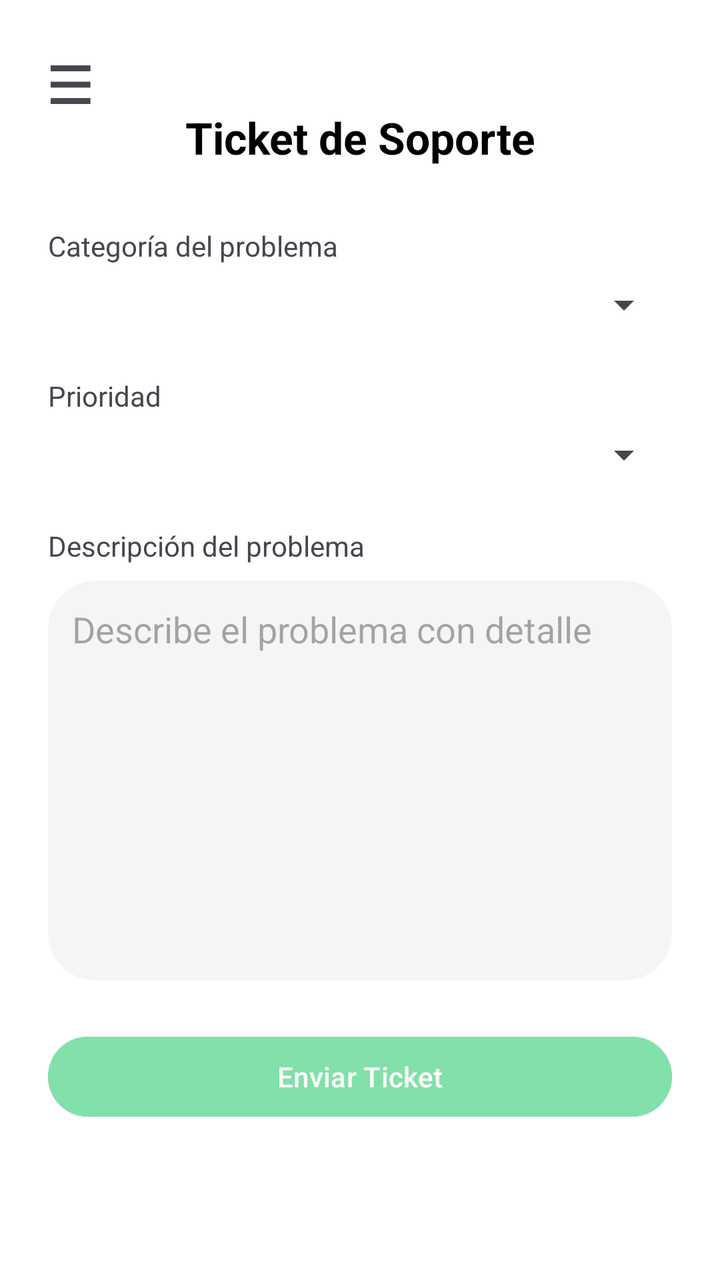
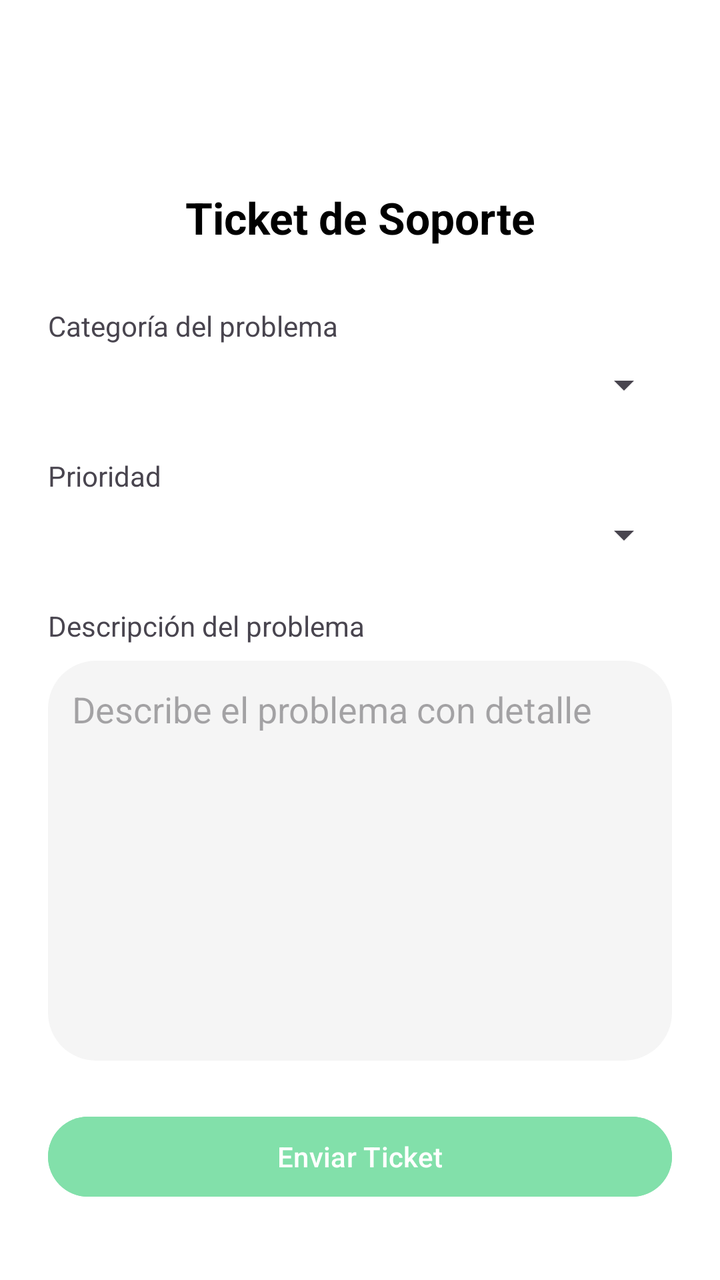

The first picture is an Android layout as it rendered before a commit; the second is the same layout after the commit. The layout source and the unified diff follow.
<!-- AndroidManifest.xml: application theme Theme.MyApplication -->
<!-- res/layout/fragment_help.xml -->
<?xml version="1.0" encoding="utf-8"?>
<ScrollView xmlns:android="http://schemas.android.com/apk/res/android"
    xmlns:app="http://schemas.android.com/apk/res-auto"
    xmlns:tools="http://schemas.android.com/tools"
    android:layout_width="match_parent"
    android:layout_height="match_parent"
    android:padding="24dp"
    android:background="@android:color/white">

    <androidx.constraintlayout.widget.ConstraintLayout
        android:layout_width="match_parent"
        android:layout_height="wrap_content">

        <TextView
            android:id="@+id/btnOpenDrawer"
            android:layout_width="52dp"
            android:layout_height="wrap_content"
            android:text="☰"
            android:textSize="26dp"
            android:textStyle="bold"
            app:layout_constraintEnd_toEndOf="parent"
            app:layout_constraintHorizontal_bias="0.0"
            app:layout_constraintStart_toStartOf="parent"
            app:layout_constraintTop_toTopOf="parent" />

        <TextView
            android:id="@+id/tvHelpTitle"
            android:layout_width="0dp"
            android:layout_height="wrap_content"
            android:layout_marginTop="30dp"
            android:gravity="center"
            android:text="@string/help_title"
            android:textColor="@android:color/black"
            android:textSize="22sp"
            android:textStyle="bold"
            app:layout_constraintEnd_toEndOf="parent"
            app:layout_constraintStart_toStartOf="parent"
            app:layout_constraintTop_toTopOf="parent" />

        <TextView
            android:id="@+id/tvCategoryLabel"
            android:layout_width="wrap_content"
            android:layout_height="wrap_content"
            android:layout_marginTop="30dp"
            android:text="@string/help_category"
            android:textSize="14sp"
            app:layout_constraintStart_toStartOf="parent"
            app:layout_constraintTop_toBottomOf="@id/tvHelpTitle" />

        <Spinner
            android:id="@+id/spinnerCategory"
            android:layout_width="0dp"
            android:layout_height="wrap_content"
            app:layout_constraintTop_toBottomOf="@id/tvCategoryLabel"
            app:layout_constraintStart_toStartOf="parent"
            app:layout_constraintEnd_toEndOf="parent"
            android:layout_marginTop="8dp" />

        <TextView
            android:id="@+id/tvPriorityLabel"
            android:layout_width="wrap_content"
            android:layout_height="wrap_content"
            android:layout_marginTop="24dp"
            android:text="@string/help_priority"
            android:textSize="14sp"
            app:layout_constraintStart_toStartOf="parent"
            app:layout_constraintTop_toBottomOf="@id/spinnerCategory" />

        <Spinner
            android:id="@+id/spinnerPriority"
            android:layout_width="0dp"
            android:layout_height="wrap_content"
            app:layout_constraintTop_toBottomOf="@id/tvPriorityLabel"
            app:layout_constraintStart_toStartOf="parent"
            app:layout_constraintEnd_toEndOf="parent"
            android:layout_marginTop="8dp" />

        <TextView
            android:id="@+id/tvDescriptionLabel"
            android:layout_width="wrap_content"
            android:layout_height="wrap_content"
            android:layout_marginTop="24dp"
            android:text="@string/help_desc"
            android:textSize="14sp"
            app:layout_constraintStart_toStartOf="parent"
            app:layout_constraintTop_toBottomOf="@id/spinnerPriority" />

        <EditText
            android:id="@+id/etDescription"
            android:layout_width="0dp"
            android:layout_height="200dp"
            android:layout_marginTop="8dp"
            android:background="@drawable/bg_edit_text"
            android:gravity="top|start"
            android:hint="@string/help_desc_input"
            android:inputType="textMultiLine"
            android:maxLines="10"
            android:minLines="6"
            android:overScrollMode="always"
            android:padding="12dp"
            android:scrollbars="vertical"
            android:textColor="@android:color/black"
            app:layout_constraintEnd_toEndOf="parent"
            app:layout_constraintStart_toStartOf="parent"
            app:layout_constraintTop_toBottomOf="@id/tvDescriptionLabel" />

        <Button
            android:id="@+id/btnSendTicket"
            android:layout_width="0dp"
            android:layout_height="wrap_content"
            android:layout_marginTop="24dp"
            android:backgroundTint="#82e0aa"
            android:text="@string/help_button_send"
            android:textColor="@android:color/white"
            app:layout_constraintEnd_toEndOf="parent"
            app:layout_constraintStart_toStartOf="parent"
            app:layout_constraintTop_toBottomOf="@id/etDescription" />

    </androidx.constraintlayout.widget.ConstraintLayout>
</ScrollView>
<!-- resources referenced by this layout -->
<resources>
  <!-- drawable bg_edit_text (drawable) -->
  <?xml version="1.0" encoding="utf-8"?>
  <shape xmlns:android="http://schemas.android.com/apk/res/android"
      android:shape="rectangle">
      <solid android:color="#F5F5F5"/>
      <corners android:radius="24dp"/>
      <padding android:top="4dp"
          android:left="8dp"
          android:right="8dp"
          android:bottom="4dp"/>
  </shape>
  <string name="help_button_send">Enviar Ticket</string>
  <string name="help_category">Categoría del problema</string>
  <string name="help_desc">Descripción del problema</string>
  <string name="help_desc_input">Describe el problema con detalle</string>
  <string name="help_priority">Prioridad</string>
  <string name="help_title">Ticket de Soporte</string>
  <style name="Theme.MyApplication" parent="Base.Theme.MyApplication" />
  <style name="Base.Theme.MyApplication" parent="Theme.Material3.DayNight.NoActionBar">
          
          
      </style>
</resources>

<!-- the commit's change to res/layout/fragment_help.xml (unified diff, before → after) -->
@@ -9,19 +9,8 @@
 
     <androidx.constraintlayout.widget.ConstraintLayout
         android:layout_width="match_parent"
+        android:layout_marginTop="40dp"
         android:layout_height="wrap_content">
-
-        <TextView
-            android:id="@+id/btnOpenDrawer"
-            android:layout_width="52dp"
-            android:layout_height="wrap_content"
-            android:text="☰"
-            android:textSize="26dp"
-            android:textStyle="bold"
-            app:layout_constraintEnd_toEndOf="parent"
-            app:layout_constraintHorizontal_bias="0.0"
-            app:layout_constraintStart_toStartOf="parent"
-            app:layout_constraintTop_toTopOf="parent" />
 
         <TextView
             android:id="@+id/tvHelpTitle"
